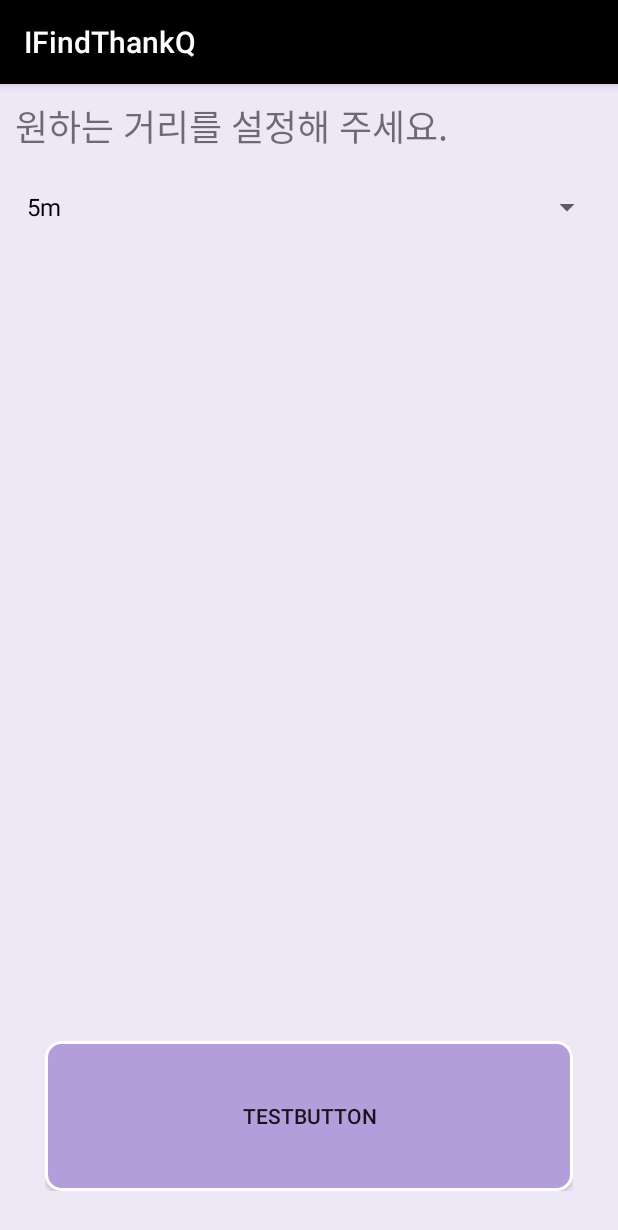
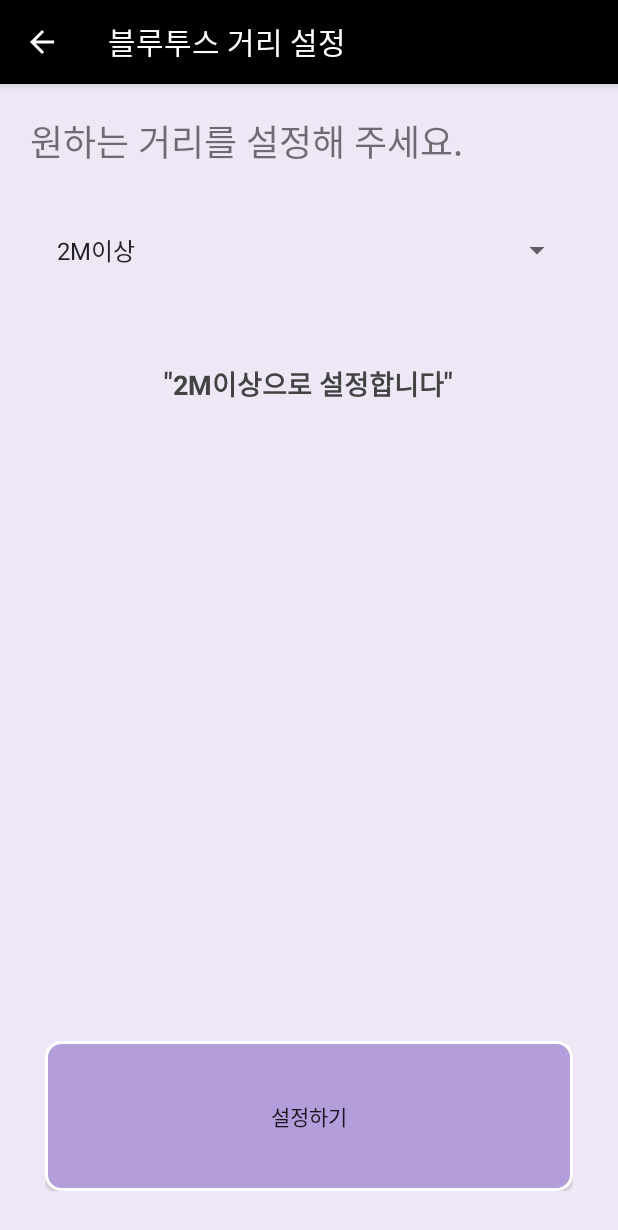
Before and after one commit to Bohyunnn/BLE_Scanning, an Android app: the screen it shows after launch (BLESettingActivity), in the side drawer, after a tap on "설정", on a phone screen of 412 x 824 dp. Shown: the top 1230 px of the screen. Run offline under Robolectric (Android 15) with nearby library versions, the phone set to English and light mode, and no system bars; pictures from the network do not load.

```diff
--- a/app/src/main/java/com/example/hansung/ifindthanq/BLESettingActivity.java
+++ b/app/src/main/java/com/example/hansung/ifindthanq/BLESettingActivity.java
@@ -2,11 +2,15 @@ package com.example.hansung.ifindthanq;
 
 import android.content.Intent;
 import android.graphics.Color;
+import android.support.v7.app.ActionBar;
 import android.support.v7.app.AppCompatActivity;
 import android.os.Bundle;
+import android.view.MenuItem;
 import android.view.View;
 import android.widget.AdapterView;
+import android.widget.ArrayAdapter;
 import android.widget.Button;
+import android.widget.ListView;
 import android.widget.Spinner;
 import android.widget.TextView;
 import android.widget.Toast;
@@ -14,80 +18,79 @@ import android.widget.Toast;
 import com.example.hansung.ifindthanq.Main.MainActivity;
 import com.example.hansung.ifindthanq.model.BLE_Setting;
 
+import java.util.ArrayList;
+import java.util.List;
+
 //사용자 BLE [검색주기, 거리] 설정
 public class BLESettingActivity extends AppCompatActivity {
-    BLE_Setting ble_setting = new BLE_Setting();
+    private Button settingButton;
+    private TextView meterText;
+    private Spinner spinner;
+    private String meter;
 
     @Override
     protected void onCreate(Bundle savedInstanceState) {
         super.onCreate(savedInstanceState);
         setContentView(R.layout.activity_blesetting);
 
-//        final String[] scanPeriod = {"10분", "20분", "30분", "1시간", "3시간", "5시간", "10시간"};
-//        final String[] signalStrength = {"10m", "20m", "50m", "100m", "100m초과"};
+        ActionBar actionBar = getSupportActionBar();
+        actionBar.setDisplayHomeAsUpEnabled(true);
+        actionBar.setTitle("블루투스 거리 설정");
 
-        final Spinner s = (Spinner) findViewById(R.id.spinner);
-        final Spinner s2 = (Spinner) findViewById(R.id.spinner2);
+        meterText = (TextView) findViewById(R.id.meterText);
+        settingButton = (Button) findViewById(R.id.settingButton);
 
-//        final ArrayAdapter adapter = new ArrayAdapter(getApplicationContext(), R.layout.support_simple_spinner_dropdown_item, scanPeriod);
-//
-//        adapter.setDropDownViewResource(R.layout.support_simple_spinner_dropdown_item);
-//        s.setAdapter(adapter);
-//w
-//
-//        ArrayAdapter adapter2 = new ArrayAdapter(getApplicationContext(), R.layout.support_simple_spinner_dropdown_item, signalStrength);
-//
-//        adapter2.setDropDownViewResource(R.layout.support_simple_spinner_dropdown_item);
-//        s2.setAdapter(adapter2);
-
-        final TextView test1 = (TextView) findViewById(R.id.test1);
-        final TextView test2 = (TextView) findViewById(R.id.test2);
-
-        s.setOnItemSelectedListener(new AdapterView.OnItemSelectedListener() {
+        //스피너 설정
+        spinner = (Spinner) findViewById(R.id.spinner);
+        spinner.setOnItemSelectedListener(new AdapterView.OnItemSelectedListener() {
             @Override
-            public void onItemSelected(AdapterView<?> parent, View view, int position, long id) {
-                ((TextView) parent.getChildAt(0)).setTextColor(Color.BLACK);
-                test1.setText("주기=>  " + s.getSelectedItem().toString());
+            public void onItemSelected(AdapterView<?> adapterView, View view, int i, long l) {
+                meter = adapterView.getItemAtPosition(i).toString();
+                if (meter != "")
+                    meterText.setText(meter);
             }
 
             @Override
-            public void onNothingSelected(AdapterView<?> parent) {
-
+            public void onNothingSelected(AdapterView<?> adapterView) {
             }
         });
 
-        s2.setOnItemSelectedListener(new AdapterView.OnItemSelectedListener() {
-            @Override
-            public void onItemSelected(AdapterView<?> parent, View view, int position, long id) {
-                ((TextView) parent.getChildAt(0)).setTextColor(Color.BLACK);
-                test2.setText("시간=>  " + s2.getSelectedItem().toString());
-            }
-
-            @Override
-            public void onNothingSelected(AdapterView<?> parent) {
-
-            }
-        });
-
-        //주기랑 시간=> 알맞은 값으로 변환해야함!!!
-        Button SettingButton = (Button) findViewById(R.id.SettingButton);
-        final Intent intent = new Intent(this, MainActivity.class);
-
-        SettingButton.setOnClickListener(new View.OnClickListener() {
+        settingButton.setOnClickListener(new View.OnClickListener() {
             @Override
             public void onClick(View v) {
-                ble_setting.setScanPeriod(5000); //주기 변경
-                ble_setting.setSignalStrength(-75);  //신호 강도 변경
-                Toast.makeText(getApplicationContext(), "[사용자 설정] " +
-                        "[주기=" + ble_setting.getScanPeriod() +
-                        ", 강도= " + ble_setting.getSignalStrength() + " ]", Toast.LENGTH_SHORT).show();
-
-
-                startActivity(intent);
+                Toast.makeText(getApplicationContext(), meter + "로 설정합니다.", Toast.LENGTH_SHORT).show();
+                //sqlite(update)=[meter] 변수 저장
 
             }
         });
 
 
+        //데이터를 저장하게 되는 리스트
+        List<String> spinner_items = new ArrayList<>();
+
+        //스피너와 리스트를 연결하기 위해 사용되는 어댑터
+        ArrayAdapter<String> spinner_adapter = new ArrayAdapter<>(this,
+                android.R.layout.simple_spinner_item, spinner_items);
+
+        spinner_items.add("2M이상");
+        spinner_items.add("5M이상");
+        spinner_items.add("10M이상");
+
+        spinner_adapter.setDropDownViewResource(android.R.layout.simple_spinner_dropdown_item);
+
+        //스피너의 어댑터 지정
+        spinner.setAdapter(spinner_adapter);
+
+    }
+
+    @Override
+    public boolean onOptionsItemSelected(MenuItem item) {
+        switch (item.getItemId()) {
+            case android.R.id.home: { //toolbar의 back키 눌렀을 때 동작
+                finish();
+                return true;
+            }
+        }
+        return super.onOptionsItemSelected(item);
     }
 }
--- a/app/src/main/java/com/example/hansung/ifindthanq/Main/MainActivity.java
+++ b/app/src/main/java/com/example/hansung/ifindthanq/Main/MainActivity.java
@@ -10,6 +10,7 @@ import android.support.v7.app.ActionBar;
 import android.support.v7.widget.DefaultItemAnimator;
 import android.support.v7.widget.GridLayoutManager;
 import android.support.v7.widget.RecyclerView;
+import android.util.Log;
 import android.util.TypedValue;
 import android.view.View;
 import android.support.design.widget.NavigationView;
@@ -25,6 +26,7 @@ import android.widget.Toast;
 
 import com.bumptech.glide.Glide;
 import com.example.hansung.ifindthanq.BluetoothService;
+import com.example.hansung.ifindthanq.mapBLE.MapLocation;
 import com.example.hansung.ifindthanq.mapBLE.MapsActivity;
 import com.example.hansung.ifindthanq.BLESettingActivity;
 import com.example.hansung.ifindthanq.nearBLE.NearDistanceBLEActivity;
@@ -68,7 +70,7 @@ public class MainActivity extends AppCompatActivity
 
         ActionBar actionBar = getSupportActionBar();
         actionBar.setDisplayHomeAsUpEnabled(true);
-        actionBar.setTitle("IFindThanKQ");
+        actionBar.setTitle("IFindThanQ");
         toolbar.setTitleTextColor(Color.WHITE);
 
         //+버튼 누를 시 작동
@@ -188,11 +190,13 @@ public class MainActivity extends AppCompatActivity
             //Intent intent = new Intent(this, BLEMapActivity.class);
             Intent intent = new Intent(this, MapsActivity.class);
             startActivity(intent);
-        } else if (id == R.id.nav_settingBlue) {
-            //
-        } else if (id == R.id.nav_settingGPS) {
-
-        } else if (id == R.id.nav_settingBLE) {
+        }
+//        else if (id == R.id.nav_settingBlue) {
+//            //
+//        } else if (id == R.id.nav_settingGPS) {
+//
+//        }
+        else if (id == R.id.nav_settingBLE) {
 
             Intent intent = new Intent(this, BLESettingActivity.class);
             startActivity(intent);
@@ -206,10 +210,20 @@ public class MainActivity extends AppCompatActivity
     }
 
     private void prepareAlbums() {
-        //등록된 블루투스 DB 가져오기
+
+//        mSQLiteDBHelperDao.getConfigurations(seq); //키값에 따른 데이터 불러오기
+//
+//        mSQLiteDBHelperDao.getAllConfigragtion(); //모든데이터 불러오기
         myBLEList.addAll(mSQLiteDBHelperDao.getConfigurationsAll());
 
-        //plus(+) 버튼
+//        //실험용1
+//        MyBLE a = new MyBLE(R.drawable.dog, "CC:44:63:42:F6:C0", "강아지");
+//        myBLEList.add(a);
+
+//        //실험용2
+//        a = new MyBLE(R.drawable.headphoneicon, null, "이어폰");
+//        myBLEList.add(a);
+
         ProblemConfigurationVo a = new ProblemConfigurationVo( null ,R.drawable.plusicon, null, " ");
         myBLEList.add(a);
 
--- a/app/src/main/java/com/example/hansung/ifindthanq/Main/MyBLEAdapter.java
+++ b/app/src/main/java/com/example/hansung/ifindthanq/Main/MyBLEAdapter.java
@@ -2,7 +2,11 @@ package com.example.hansung.ifindthanq.Main;
 
 import android.content.Context;
 import android.content.Intent;
+import android.graphics.Bitmap;
+import android.graphics.BitmapFactory;
 import android.support.v7.widget.RecyclerView;
+import android.util.Base64;
+import android.util.Log;
 import android.view.LayoutInflater;
 import android.view.View;
 import android.view.ViewGroup;
@@ -17,6 +21,7 @@ import com.example.hansung.ifindthanq.R;
 
 import com.example.hansung.ifindthanq.util.ProblemConfigurationVo;
 
+import java.io.ByteArrayOutputStream;
 import java.util.List;
 
 /**
@@ -57,7 +62,17 @@ public class MyBLEAdapter extends RecyclerView.Adapter<MyBLEAdapter.MyViewHolder
         final ProblemConfigurationVo myBLE = myBLEList.get(position);
         holder.bleName.setText(myBLE.getBleName());
 
-        Glide.with(mContext).load(myBLE.getBleImage()).into(holder.bleImage);
+        if(myBLE.getBleImage()!=0){
+            Glide.with(mContext).load(myBLE.getBleImage()).into(holder.bleImage);
+        }else{
+            if(myBLE.getAlbumImage()!=null){
+                byte[] decodedByteArray = Base64.decode(myBLE.getAlbumImage(), Base64.NO_WRAP);
+                Bitmap decodedBitmap = BitmapFactory.decodeByteArray(decodedByteArray, 0, decodedByteArray.length);
+                ByteArrayOutputStream stream = new ByteArrayOutputStream();
+                decodedBitmap.compress(Bitmap.CompressFormat.PNG,100,stream);
+                Glide.with(mContext).load(stream.toByteArray()).asBitmap().into(holder.bleImage);
+            }
+        }
 
         holder.bleImage.setOnClickListener(new View.OnClickListener() {
             @Override
--- a/app/src/main/java/com/example/hansung/ifindthanq/addBLE/BLESearchActivity.java
+++ b/app/src/main/java/com/example/hansung/ifindthanq/addBLE/BLESearchActivity.java
@@ -73,9 +73,7 @@ public class BLESearchActivity extends AppCompatActivity {
 
         ActionBar actionBar = getSupportActionBar();
         actionBar.setDisplayHomeAsUpEnabled(true);
-        actionBar.setTitle("블루투스 등록하기");
-
-        //getSupportActionBar().setDisplayHomeAsUpEnabled(true);
+        actionBar.setTitle("나의 블루투스 등록하기");
 
         //UI
         txtState = (TextView) findViewById(R.id.txtState);
@@ -110,7 +108,6 @@ public class BLESearchActivity extends AppCompatActivity {
 
         //검색된 블루투스 디바이스 데이터
         bluetoothDevices = new ArrayList<>();
-
         //선택한 디바이스 없음
         selectDevice = -1;
 
--- a/app/src/main/java/com/example/hansung/ifindthanq/mapBLE/MapLocation.java
+++ b/app/src/main/java/com/example/hansung/ifindthanq/mapBLE/MapLocation.java
@@ -1,7 +1,7 @@
 package com.example.hansung.ifindthanq.mapBLE;
 
 /**
- * Created by kimbohyun on 2018-05-14.
+ * Created by kimsungmin on 2018-05-14.
  */
 
 public class MapLocation {
--- a/app/src/main/java/com/example/hansung/ifindthanq/nearBLE/NearDistanceBLEActivity.java
+++ b/app/src/main/java/com/example/hansung/ifindthanq/nearBLE/NearDistanceBLEActivity.java
@@ -41,7 +41,6 @@ public class NearDistanceBLEActivity extends AppCompatActivity {
         ActionBar actionBar = getSupportActionBar();
         actionBar.setDisplayHomeAsUpEnabled(true);
         actionBar.setTitle("주변 블루투스 검색 목록");
-        //getSupportActionBar().setDisplayHomeAsUpEnabled(true);
 
         nearBLES = new ArrayList<>();
 
--- a/app/src/main/java/com/example/hansung/ifindthanq/util/SQLiteDBHelperDao.java
+++ b/app/src/main/java/com/example/hansung/ifindthanq/util/SQLiteDBHelperDao.java
@@ -240,7 +240,8 @@ public class SQLiteDBHelperDao extends SQLiteOpenHelper {
             db.close();
         }
     }
-    //삭제 기능
+
+    //등록된 블루투스 삭제 기능
     public void deleteConfiguration(String macs) {
         SQLiteDatabase db = getWritableDatabase();
         db.execSQL("DELETE FROM "+TABLE_BLE+" WHERE macs='" + macs + "';");
--- a/app/src/main/res/layout/activity_blesetting.xml
+++ b/app/src/main/res/layout/activity_blesetting.xml
@@ -10,7 +10,7 @@
 
     <LinearLayout
         android:layout_width="match_parent"
-        android:layout_height="100dp"
+        android:layout_height="wrap_content"
         android:layout_margin="10dp"
         android:orientation="vertical">
 
@@ -18,22 +18,68 @@
             android:id="@+id/textView2"
             android:layout_width="match_parent"
             android:layout_height="wrap_content"
+            android:layout_margin="10dp"
             android:layout_weight="1"
             android:text="원하는 거리를 설정해 주세요."
             android:textSize="24sp" />
 
         <Spinner
-            android:id="@+id/spinner2"
+            android:id="@+id/spinner"
             android:layout_width="match_parent"
-            android:layout_height="wrap_content"
-            android:layout_weight="4"
-            android:entries="@array/signalStrength" />
+            android:layout_height="50dp"
+            android:layout_margin="20dp" />
+
+        <LinearLayout
+            android:layout_width="match_parent"
+            android:layout_height="match_parent"
+            android:layout_gravity="center_vertical|center_horizontal|center"
+            android:layout_margin="30dp"
+            android:layout_weight="1"
+            android:gravity="center_vertical|center_horizontal|center"
+            android:orientation="horizontal">
+
+            <TextView
+                android:id="@+id/meterText3"
+                android:layout_width="wrap_content"
+                android:layout_height="50dp"
+                android:text='"'
+                android:textColor="@color/cardview_dark_background"
+                android:textSize="18sp"
+                android:textStyle="bold" />
+
+            <TextView
+                android:id="@+id/meterText"
+                android:layout_width="wrap_content"
+                android:layout_height="50dp"
+                android:text="meter"
+                android:textColor="@color/cardview_dark_background"
+                android:textSize="18sp"
+                android:textStyle="bold" />
+
+            <TextView
+                android:id="@+id/meterText2"
+                android:layout_width="wrap_content"
+                android:layout_height="50dp"
+                android:text="으로 설정합니다"
+                android:textColor="@color/cardview_dark_background"
+                android:textSize="18sp"
+                android:textStyle="bold" />
+
+            <TextView
+                android:id="@+id/meterText4"
+                android:layout_width="wrap_content"
+                android:layout_height="50dp"
+                android:text='"'
+                android:textColor="@color/cardview_dark_background"
+                android:textSize="18sp"
+                android:textStyle="bold" />
+        </LinearLayout>
 
     </LinearLayout>
 
     <RelativeLayout
         android:layout_width="match_parent"
-        android:layout_height="match_parent"
+        android:layout_height="wrap_content"
         android:layout_margin="30dp"
         android:layout_weight="1"
         android:gravity="bottom">
@@ -45,12 +91,12 @@
             android:orientation="vertical">
 
             <Button
-                android:id="@+id/TestButton"
+                android:id="@+id/settingButton"
                 android:layout_width="match_parent"
                 android:layout_height="100dp"
                 android:layout_weight="1"
                 android:background="@drawable/round_background"
-                android:text="TestButton" />
+                android:text="설정하기" />
 
         </LinearLayout>
     </RelativeLayout>
--- a/app/src/main/res/values/setting.xml
+++ /dev/null
@@ -1,22 +0,0 @@
-<resources>
-    <string-array name="scanPeriod">
-        <item> 10분 </item>
-        <item> 20분 </item>
-        <item> 30분 </item>
-        <item> 1시간 </item>
-        <item> 3시간 </item>
-        <item> 10시간 </item>
-        <item> 24시간 </item>
-    </string-array>
-
-    <string-array name="signalStrength">
-        <item> 5m </item>
-        <item> 10m </item>
-        <item> 30m </item>
-        <item> 50m </item>
-        <item> 100m </item>
-        <item> 100m 초과 </item>
-    </string-array>
-
-
-</resources>
```
Also changed, not shown: app/src/main/AndroidManifest.xml (+26 -1 lines), app/src/main/java/com/example/hansung/ifindthanq/addBLE/AddBLEActivity.java (+7 -11 lines), app/src/main/res/layout/item_main_cardview.xml (+5 -4 lines), app/src/main/res/menu/activity_main_drawer.xml (+8 -8 lines), app/src/main/java/com/example/hansung/ifindthanq/BluetoothService.java (line endings or trailing spaces).
